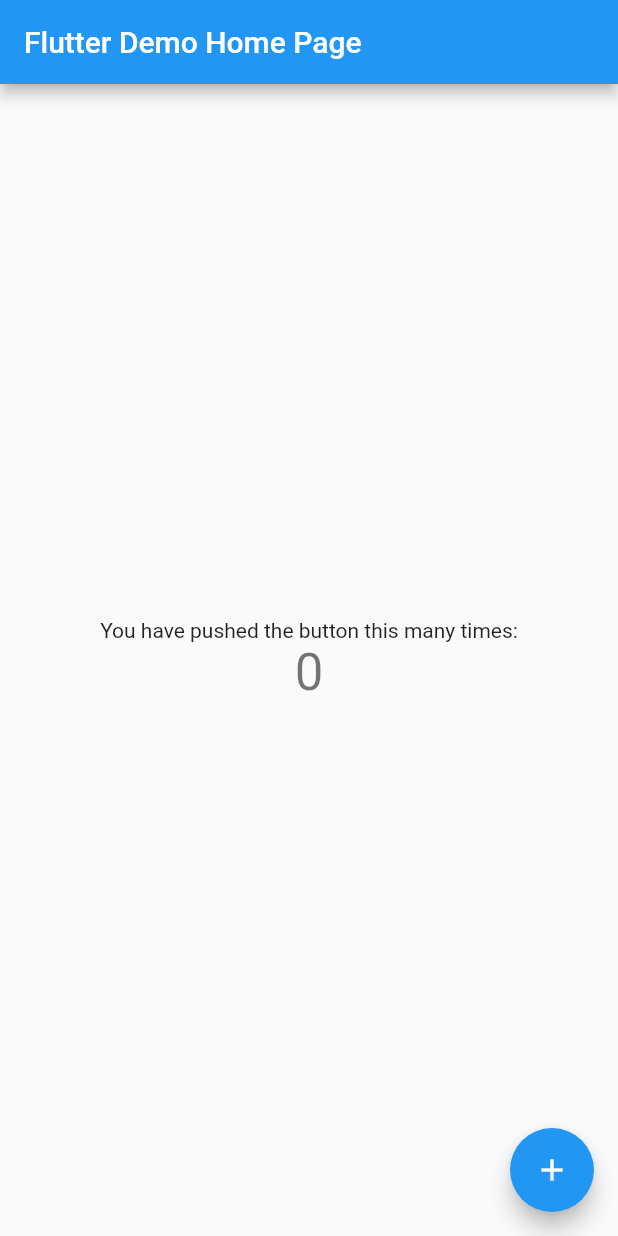
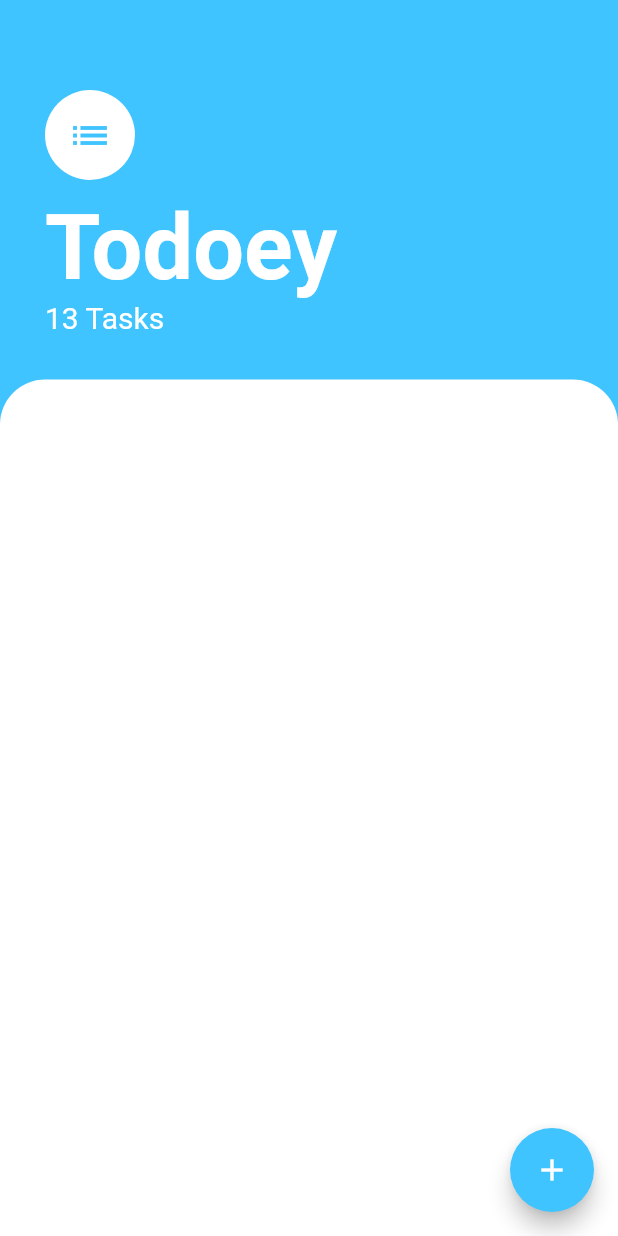
Before and after one commit to Fiyiin/todoey, a Flutter app: the screen it shows after launch, on a phone screen of 412 x 824 dp. Run offline on Flutter 3.47's test engine with Material 2 defaults, Android fonts, the phone set to English and light mode, and no system bars.

Commit message:
Create UI for applicattion

```diff
--- a/lib/main.dart
+++ b/lib/main.dart
@@ -1,111 +1,13 @@
 import 'package:flutter/material.dart';
+import 'package:todoey/screens/tasks_screen.dart';
 
 void main() => runApp(MyApp());
 
 class MyApp extends StatelessWidget {
-  // This widget is the root of your application.
   @override
   Widget build(BuildContext context) {
     return MaterialApp(
-      title: 'Flutter Demo',
-      theme: ThemeData(
-        // This is the theme of your application.
-        //
-        // Try running your application with "flutter run". You'll see the
-        // application has a blue toolbar. Then, without quitting the app, try
-        // changing the primarySwatch below to Colors.green and then invoke
-        // "hot reload" (press "r" in the console where you ran "flutter run",
-        // or simply save your changes to "hot reload" in a Flutter IDE).
-        // Notice that the counter didn't reset back to zero; the application
-        // is not restarted.
-        primarySwatch: Colors.blue,
-      ),
-      home: MyHomePage(title: 'Flutter Demo Home Page'),
+      home: TasksScreen(),
     );
   }
 }
-
-class MyHomePage extends StatefulWidget {
-  MyHomePage({Key key, this.title}) : super(key: key);
-
-  // This widget is the home page of your application. It is stateful, meaning
-  // that it has a State object (defined below) that contains fields that affect
-  // how it looks.
-
-  // This class is the configuration for the state. It holds the values (in this
-  // case the title) provided by the parent (in this case the App widget) and
-  // used by the build method of the State. Fields in a Widget subclass are
-  // always marked "final".
-
-  final String title;
-
-  @override
-  _MyHomePageState createState() => _MyHomePageState();
-}
-
-class _MyHomePageState extends State<MyHomePage> {
-  int _counter = 0;
-
-  void _incrementCounter() {
-    setState(() {
-      // This call to setState tells the Flutter framework that something has
-      // changed in this State, which causes it to rerun the build method below
-      // so that the display can reflect the updated values. If we changed
-      // _counter without calling setState(), then the build method would not be
-      // called again, and so nothing would appear to happen.
-      _counter++;
-    });
-  }
-
-  @override
-  Widget build(BuildContext context) {
-    // This method is rerun every time setState is called, for instance as done
-    // by the _incrementCounter method above.
-    //
-    // The Flutter framework has been optimized to make rerunning build methods
-    // fast, so that you can just rebuild anything that needs updating rather
-    // than having to individually change instances of widgets.
-    return Scaffold(
-      appBar: AppBar(
-        // Here we take the value from the MyHomePage object that was created by
-        // the App.build method, and use it to set our appbar title.
-        title: Text(widget.title),
-      ),
-      body: Center(
-        // Center is a layout widget. It takes a single child and positions it
-        // in the middle of the parent.
-        child: Column(
-          // Column is also a layout widget. It takes a list of children and
-          // arranges them vertically. By default, it sizes itself to fit its
-          // children horizontally, and tries to be as tall as its parent.
-          //
-          // Invoke "debug painting" (press "p" in the console, choose the
-          // "Toggle Debug Paint" action from the Flutter Inspector in Android
-          // Studio, or the "Toggle Debug Paint" command in Visual Studio Code)
-          // to see the wireframe for each widget.
-          //
-          // Column has various properties to control how it sizes itself and
-          // how it positions its children. Here we use mainAxisAlignment to
-          // center the children vertically; the main axis here is the vertical
-          // axis because Columns are vertical (the cross axis would be
-          // horizontal).
-          mainAxisAlignment: MainAxisAlignment.center,
-          children: <Widget>[
-            Text(
-              'You have pushed the button this many times:',
-            ),
-            Text(
-              '$_counter',
-              style: Theme.of(context).textTheme.display1,
-            ),
-          ],
-        ),
-      ),
-      floatingActionButton: FloatingActionButton(
-        onPressed: _incrementCounter,
-        tooltip: 'Increment',
-        child: Icon(Icons.add),
-      ), // This trailing comma makes auto-formatting nicer for build methods.
-    );
-  }
-}
--- /dev/null
+++ b/lib/screens/tasks_screen.dart
@@ -0,0 +1,68 @@
+import 'package:flutter/material.dart';
+
+class TasksScreen extends StatelessWidget {
+  @override
+  Widget build(BuildContext context) {
+    return Scaffold(
+      backgroundColor: Colors.lightBlueAccent,
+      body: Column(
+        crossAxisAlignment: CrossAxisAlignment.start,
+        children: [
+          Container(
+            padding: EdgeInsets.only(
+                top: 60.0, left: 30.0, bottom: 30.0, right: 30.0),
+            child: Column(
+              crossAxisAlignment: CrossAxisAlignment.start,
+              children: <Widget>[
+                Container(
+                  child: CircleAvatar(
+                    radius: 30.0,
+                    backgroundColor: Colors.white,
+                    child: Icon(
+                      Icons.list,
+                      color: Colors.lightBlueAccent,
+                      size: 30.0,
+                    ),
+                  ),
+                ),
+                SizedBox(
+                  height: 10.0,
+                ),
+                Text(
+                  'Todoey',
+                  style: TextStyle(
+                    fontSize: 60.0,
+                    color: Colors.white,
+                    fontWeight: FontWeight.bold,
+                  ),
+                ),
+                Text(
+                  '13 Tasks',
+                  style: TextStyle(fontSize: 20.0, color: Colors.white),
+                ),
+              ],
+            ),
+          ),
+          Expanded(
+            child: Container(
+              decoration: BoxDecoration(
+                color: Colors.white,
+                borderRadius: BorderRadius.only(
+                  topLeft: Radius.circular(30.0),
+                  topRight: Radius.circular(30.0),
+                ),
+              ),
+            ),
+          ),
+        ],
+      ),
+      floatingActionButton: FloatingActionButton(
+        backgroundColor: Colors.lightBlueAccent,
+        child: Icon(
+          Icons.add,
+        ),
+        onPressed: () {},
+      ),
+    );
+  }
+}
```
